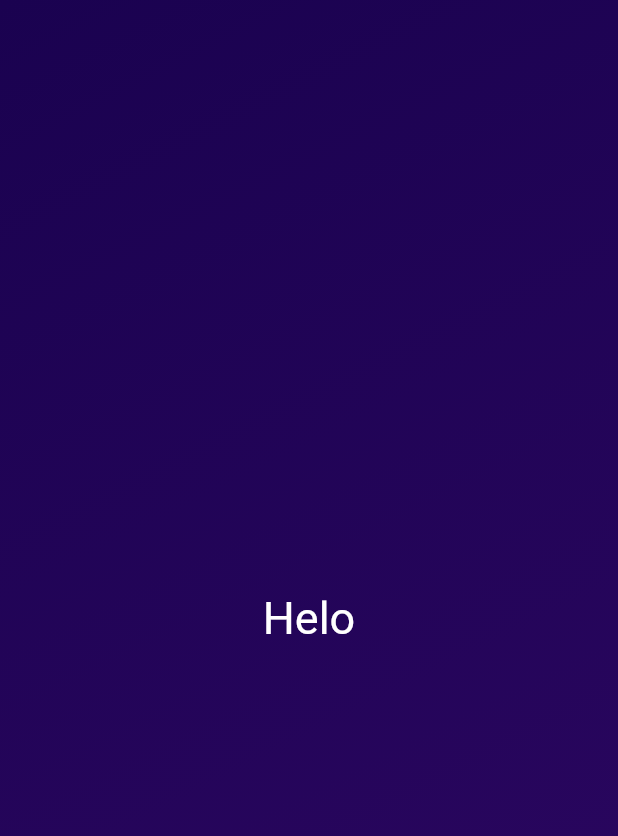
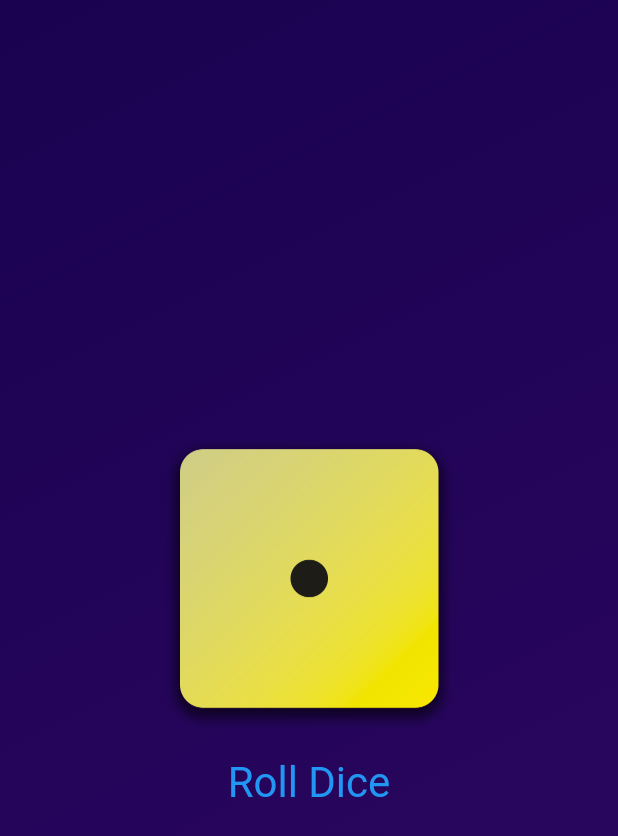
Before and after one commit to tharindudsandeepa/flutter-diceApp, a Flutter app: the screen it shows after launch, on a phone screen of 412 x 824 dp. Shown: the top 836 px of the screen. Run offline on Flutter 3.47's test engine with Material 2 defaults, Android fonts, the phone set to English and light mode, and no system bars.

Commit message:
added pictures

```diff
--- a/lib/gradient_container.dart
+++ b/lib/gradient_container.dart
@@ -6,6 +6,7 @@ class GradientContainer extends StatelessWidget {
   static const startAlignment = Alignment.topLeft;
   static const endAlignment = Alignment.bottomRight;
 
+  rolldice() {}
   final Color color1;
   final Color color2;
   @override
@@ -18,8 +19,26 @@ class GradientContainer extends StatelessWidget {
           end: endAlignment,
         ),
       ),
-      child: const Center(
-        child: StyledText("Helo"),
+      child: Center(
+        child: Column(
+          mainAxisSize: MainAxisSize.min,
+          children: [
+            Image.asset(
+              "assets/images/dice-1.png",
+              width: 200,
+            ),
+            TextButton(
+              onPressed: rolldice,
+              style: TextButton.styleFrom(
+                padding: const EdgeInsets.only(top: 20),
+                textStyle: const TextStyle(
+                  fontSize: 28,
+                ),
+              ),
+              child: const Text('Roll Dice'),
+            )
+          ],
+        ),
       ),
     );
   }
```
Also changed, not shown: pubspec.yaml (+7 -3 lines), assets/images/dice-1.png (added), assets/images/dice-2.png (added), assets/images/dice-3.png (added), assets/images/dice-4.png (added), assets/images/dice-5.png (added), assets/images/dice-6.png (added).
